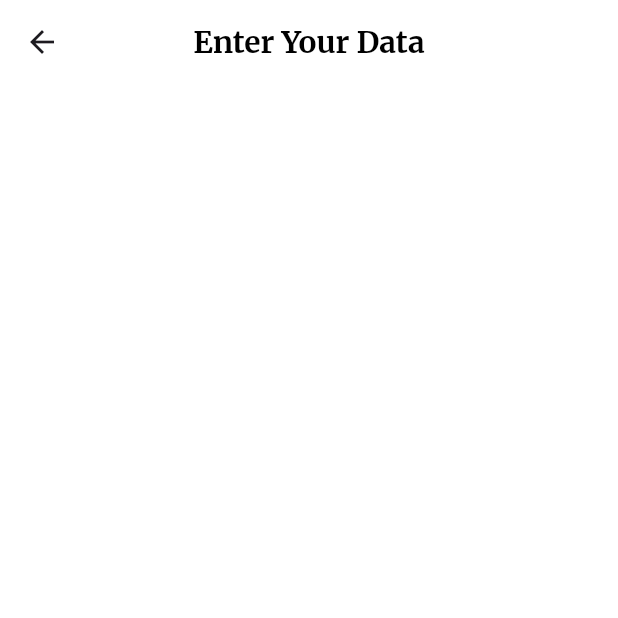
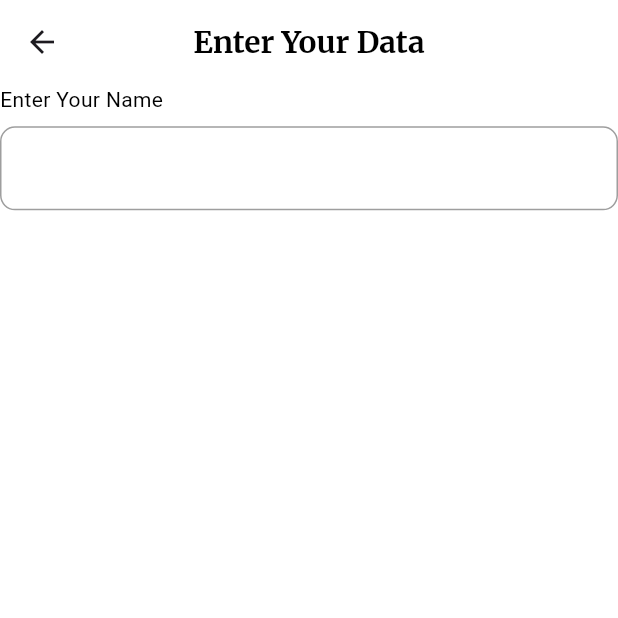
Before and after one commit to ArslanXXQazi/Tractor-App, a Flutter app: the InsertView screen opened directly, on a phone screen of 412 x 824 dp, the top half of it. Run offline on Flutter 3.47's test engine with Material 3 defaults, Android fonts, the phone set to English and light mode, and no system bars; our stand-ins replace google_fonts.

Commit message:
Update insert_view.dart

```diff
--- a/lib/src/views/insert_view.dart
+++ b/lib/src/views/insert_view.dart
@@ -6,6 +6,8 @@ class InsertView extends StatelessWidget {
 
   @override
   Widget build(BuildContext context) {
+    final height= MediaQuery.sizeOf(context).height;
+    final width= MediaQuery.sizeOf(context).width;
     return Scaffold(
       backgroundColor: Colors.white,
       appBar: AppBar(
@@ -13,14 +15,22 @@ class InsertView extends StatelessWidget {
         title: BoldText(text: "Enter Your Data"),
         centerTitle: true,
       ),
-      body: Column(children: [
+      body: Column(
+        crossAxisAlignment: CrossAxisAlignment.start,
+        children: [
+        CustomText(text: 'Enter Your Name'),
+        SizedBox(height: height*.01,),
         TextFormField(
           decoration: InputDecoration(
             border: InputBorder.none,
             focusedBorder: OutlineInputBorder(
               borderRadius: BorderRadius.circular(10),
-
-            )
+              borderSide: BorderSide(color: Colors.orange),
+            ),
+            enabledBorder: OutlineInputBorder(
+              borderRadius: BorderRadius.circular(10),
+              borderSide: BorderSide(color: Colors.grey),
+            ),
           ),
         )
       ],),
```
